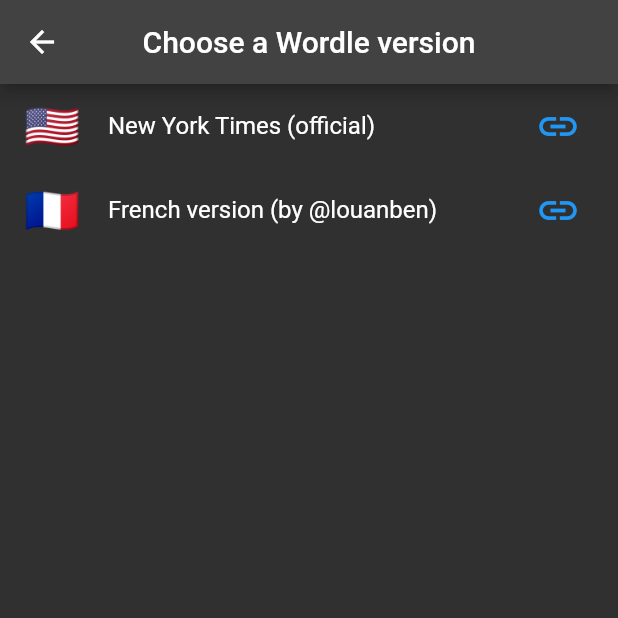
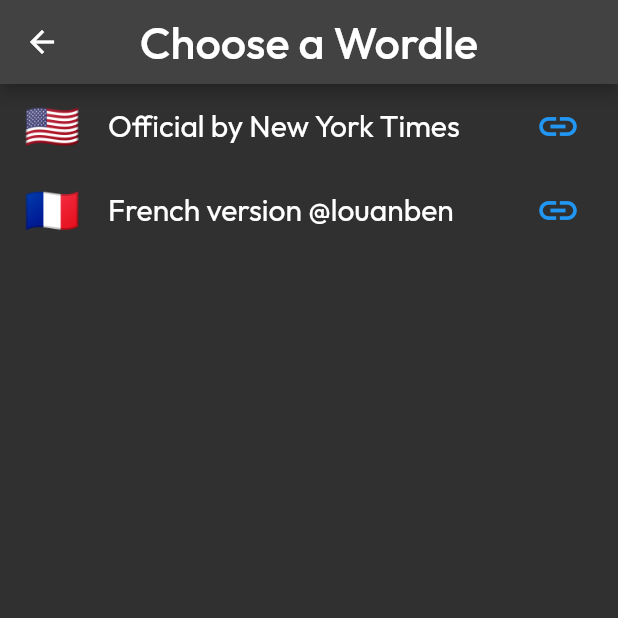
Before and after one commit to NadCAtarun/wordle_helper, a Flutter app: the screen it shows after launch, after a tap on the "language" icon, on a phone screen of 412 x 824 dp, the top half of it. Run offline on Flutter 3.47's test engine with Material 2 defaults, Android fonts, the phone set to English and light mode, and no system bars; our stand-ins replace google_fonts; project files that could hold a hidden picture were left out.

Commit message:
Use google fonts - Closes #8

```diff
--- /dev/null
+++ b/lib/constants.dart
@@ -0,0 +1,5 @@
+import 'package:flutter/material.dart';
+import 'package:google_fonts/google_fonts.dart';
+
+final TextStyle kAppBarTitleStyle =
+    GoogleFonts.outfit().copyWith(fontSize: 30.0);
--- a/lib/screens/helper.dart
+++ b/lib/screens/helper.dart
@@ -2,6 +2,7 @@ import 'dart:convert';
 
 import 'package:flutter/material.dart';
 import 'package:flutter/services.dart';
+import 'package:wordle_helper/constants.dart';
 import 'package:wordle_helper/screens/versionSwitcher.dart';
 import 'package:wordle_helper/version.dart';
 import 'package:wordle_helper/words.dart';
@@ -40,7 +41,10 @@ class _HelperState extends State<Helper> {
     return Scaffold(
       appBar: AppBar(
         centerTitle: true,
-        title: const Text('Wordle Helper'),
+        title: Text(
+          'Wordle Helper',
+          style: kAppBarTitleStyle,
+        ),
         actions: [
           IconButton(
             onPressed: () {
--- a/lib/screens/versionSwitcher.dart
+++ b/lib/screens/versionSwitcher.dart
@@ -1,5 +1,7 @@
 import 'package:flutter/material.dart';
+import 'package:google_fonts/google_fonts.dart';
 import 'package:url_launcher/url_launcher.dart';
+import 'package:wordle_helper/constants.dart';
 import 'package:wordle_helper/version.dart';
 
 class VersionSwitcher extends StatelessWidget {
@@ -15,7 +17,10 @@ class VersionSwitcher extends StatelessWidget {
     return Scaffold(
       appBar: AppBar(
         centerTitle: true,
-        title: const Text('Choose a Wordle version'),
+        title: Text(
+          'Choose a Wordle',
+          style: kAppBarTitleStyle,
+        ),
       ),
       body: ListView.builder(
         itemCount: kVersions.length,
@@ -24,9 +29,14 @@ class VersionSwitcher extends StatelessWidget {
           return ListTile(
             leading: Text(
               version.flag,
-              style: const TextStyle(fontSize: 30.0),
+              style: const TextStyle(
+                fontSize: 30.0,
+              ),
             ),
-            title: Text(version.fullName),
+            title: Text(
+              version.fullName,
+              style: GoogleFonts.outfit().copyWith(fontSize: 20.0),
+            ),
             trailing: IconButton(
               iconSize: 30.0,
               color: Colors.blue,
--- a/lib/version.dart
+++ b/lib/version.dart
@@ -2,13 +2,13 @@ enum Version {
   englishNYT(
     'en',
     '🇺🇸',
-    'New York Times (official)',
+    'Official by New York Times',
     'https://www.nytimes.com/games/wordle/index.html',
   ),
   frenchLouan(
     'fr',
     '🇫🇷',
-    'French version (by @louanben)',
+    'French version @louanben',
     'https://wordle.louan.me/',
   );
 
--- a/pubspec.yaml
+++ b/pubspec.yaml
@@ -35,6 +35,7 @@ dependencies:
   # Use with the CupertinoIcons class for iOS style icons.
   cupertino_icons: ^1.0.2
   url_launcher: ^6.1.4
+  google_fonts: ^3.0.1
 
 dev_dependencies:
   flutter_test:
```
Also changed, not shown: pubspec.lock, 1 other file.
